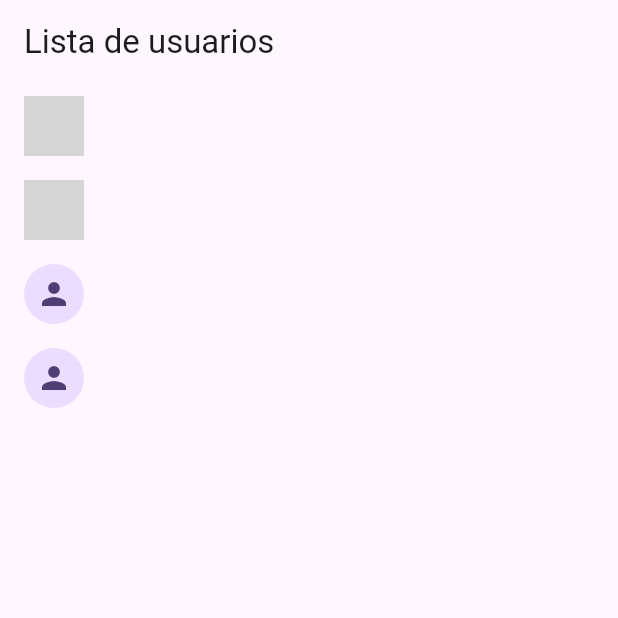
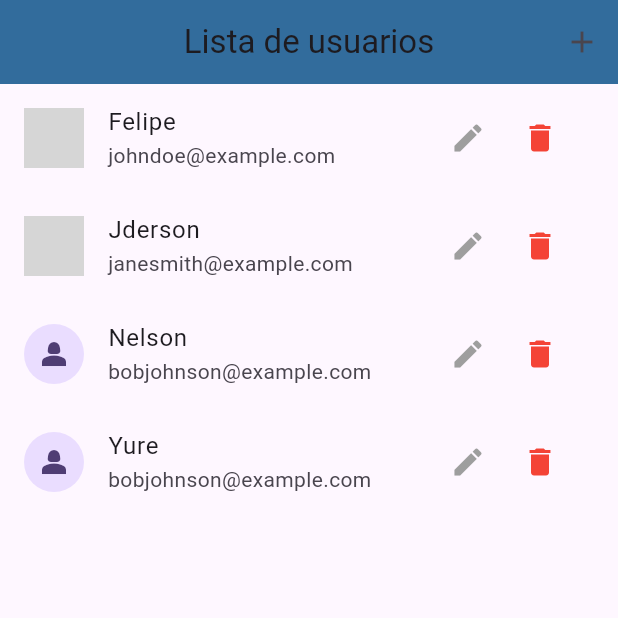
Before and after one commit to Felipealvesnn/Flutter_first_app, a Flutter app: the screen it shows after launch, on a phone screen of 412 x 824 dp, the top half of it. Run offline on Flutter 3.47's test engine with Material 2 defaults, Android fonts, the phone set to English and light mode, and no system bars; network calls fail; grey boxes are pictures that could not be loaded.

Commit message:
Add mais coisas

```diff
--- a/flutter_crud/lib/Components/User_title.dart
+++ b/flutter_crud/lib/Components/User_title.dart
@@ -1,3 +1,5 @@
+// ignore_for_file: use_key_in_widget_constructors, camel_case_types
+
 import 'package:flutter/material.dart';
 
 import '../Models/users.dart';
@@ -9,12 +11,25 @@ class User_title extends StatelessWidget {
   @override
   Widget build(BuildContext context) {
     final avatar =  user.urlavatar.isEmpty
-    ? CircleAvatar(child: Icon(Icons.person)) :
+    ? const CircleAvatar(child: Icon(Icons.person_2_sharp)) :
      CircleAvatar(backgroundImage: NetworkImage(user.urlavatar));
 
     return
     ListTile(
       leading: avatar,
+      title: Text(user.name),
+      subtitle: Text(user.email),
+      trailing: SizedBox(
+        width: 100,
+        child: Row(
+       children: <Widget>[
+         IconButton(onPressed: () {}, icon:const Icon(Icons.edit), color: Colors.grey),
+         IconButton(onPressed: ()  {} , icon: const Icon(Icons.delete),
+         color: Colors.red,)
+      ]
+
+        ),
+      ),
     );
   }
 }
--- a/flutter_crud/lib/Data/Dummy_users.dart
+++ b/flutter_crud/lib/Data/Dummy_users.dart
@@ -1,7 +1,8 @@
 
 import 'package:flutter_crud/Models/users.dart';
 
-const DUMMY_USERS = {
+// ignore: constant_identifier_names
+const  Map<String, User> DUMMY_USERS = {
   '1':  User(
     id: '1',
     name: 'Felipe ',
--- a/flutter_crud/lib/Views/user_list.dart
+++ b/flutter_crud/lib/Views/user_list.dart
@@ -1,4 +1,3 @@
-
 import 'package:flutter/material.dart';
 import 'package:flutter_crud/Data/Dummy_users.dart';
 
@@ -10,9 +9,19 @@ class Userlist extends StatelessWidget {
   @override
   Widget build(BuildContext context) {
     final users = {...DUMMY_USERS};
+
     return Scaffold(
       appBar: AppBar(
+        backgroundColor: const Color.fromARGB(255, 50, 108, 156),
         title: const Text('Lista de usuarios'),
+        centerTitle: true, // Centraliza o texto
+        actions: <Widget>[
+          IconButton(
+              onPressed: () {
+
+              },
+              icon: const Icon(Icons.add))
+        ],
       ),
       body: ListView.builder(
         itemCount: users.length,
--- a/flutter_crud/lib/main.dart
+++ b/flutter_crud/lib/main.dart
@@ -16,7 +16,7 @@ class MyApp extends StatelessWidget {
       title: 'App do felipe',
       theme: ThemeData(
 
-        colorScheme: ColorScheme.fromSeed(seedColor: Colors.deepPurple),
+        colorScheme: ColorScheme.fromSeed(seedColor: const Color.fromARGB(255, 120, 54, 235)),
         useMaterial3: true,
       ),
         home: const Userlist(),
--- /dev/null
+++ b/flutter_crud/lib/provider/User_provider.dart
@@ -0,0 +1,16 @@
+import 'package:flutter/widgets.dart';
+import 'package:flutter_crud/Data/Dummy_users.dart';
+
+import '../Models/users.dart';
+
+class User_provider with ChangeNotifier {
+  final Map<String, User> _items = {...DUMMY_USERS};
+
+  List<User> get all {
+    return [..._items.values];
+  }
+
+  int get count {
+    return _items.length;
+  }
+}
--- a/flutter_crud/pubspec.yaml
+++ b/flutter_crud/pubspec.yaml
@@ -30,6 +30,7 @@ environment:
 dependencies:
   flutter:
     sdk: flutter
+    provider:
 
 
   # The following adds the Cupertino Icons font to your application.
```
